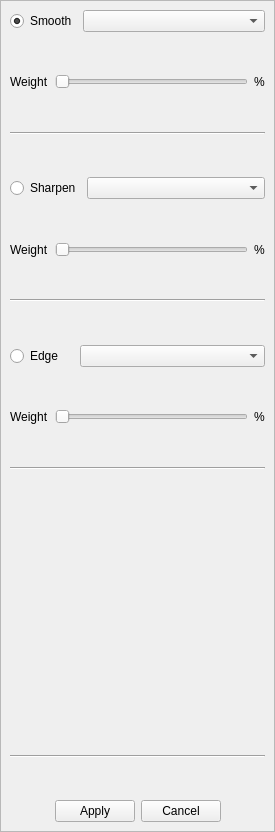
Above: src/filtermenu.ui from mattykakes/qcvTouchUp before the change. Below: the same form after it.
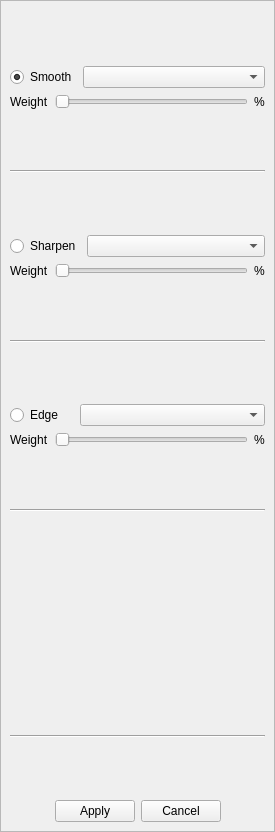
That is the form after the change. Icons and pictures are not drawn.

```diff
--- a/src/filtermenu.ui
+++ b/src/filtermenu.ui
@@ -11,7 +11,7 @@
    </rect>
   </property>
   <property name="sizePolicy">
-   <sizepolicy hsizetype="Fixed" vsizetype="Expanding">
+   <sizepolicy hsizetype="Preferred" vsizetype="Preferred">
     <horstretch>0</horstretch>
     <verstretch>0</verstretch>
    </sizepolicy>
@@ -44,6 +44,19 @@
     </rect>
    </property>
    <layout class="QVBoxLayout" name="verticalLayout">
+    <item>
+     <spacer name="verticalSpacer_3">
+      <property name="orientation">
+       <enum>Qt::Vertical</enum>
+      </property>
+      <property name="sizeHint" stdset="0">
+       <size>
+        <width>20</width>
+        <height>40</height>
+       </size>
+      </property>
+     </spacer>
+    </item>
     <item>
      <layout class="QHBoxLayout" name="horizontalLayout_SmoothCombo">
       <item>
@@ -74,19 +87,6 @@
       </item>
      </layout>
     </item>
-    <item>
-     <spacer name="verticalSpacer_3">
-      <property name="orientation">
-       <enum>Qt::Vertical</enum>
-      </property>
-      <property name="sizeHint" stdset="0">
-       <size>
-        <width>20</width>
-        <height>40</height>
-       </size>
-      </property>
-     </spacer>
-    </item>
     <item>
      <layout class="QHBoxLayout" name="horizontalLayout_SmoothWeight">
       <item>
@@ -104,6 +104,9 @@
         <property name="maximum">
          <number>100</number>
         </property>
+        <property name="pageStep">
+         <number>3</number>
+        </property>
         <property name="tracking">
          <bool>false</bool>
         </property>
@@ -184,19 +187,6 @@
       </item>
      </layout>
     </item>
-    <item>
-     <spacer name="verticalSpacer_5">
-      <property name="orientation">
-       <enum>Qt::Vertical</enum>
-      </property>
-      <property name="sizeHint" stdset="0">
-       <size>
-        <width>20</width>
-        <height>40</height>
-       </size>
-      </property>
-     </spacer>
-    </item>
     <item>
      <layout class="QHBoxLayout" name="horizontalLayout_SharpenWeight">
       <item>
@@ -214,6 +204,9 @@
         <property name="maximum">
          <number>100</number>
         </property>
+        <property name="pageStep">
+         <number>3</number>
+        </property>
         <property name="tracking">
          <bool>false</bool>
         </property>
@@ -294,19 +287,6 @@
       </item>
      </layout>
     </item>
-    <item>
-     <spacer name="verticalSpacer_8">
-      <property name="orientation">
-       <enum>Qt::Vertical</enum>
-      </property>
-      <property name="sizeHint" stdset="0">
-       <size>
-        <width>20</width>
-        <height>40</height>
-       </size>
-      </property>
-     </spacer>
-    </item>
     <item>
      <layout class="QHBoxLayout" name="horizontalLayout_EdgeWeight">
       <item>
@@ -405,14 +385,14 @@
         </property>
         <property name="minimumSize">
          <size>
-          <width>200</width>
-          <height>200</height>
+          <width>100</width>
+          <height>100</height>
          </size>
         </property>
         <property name="maximumSize">
          <size>
-          <width>200</width>
-          <height>200</height>
+          <width>120</width>
+          <height>120</height>
          </size>
         </property>
         <property name="text">
```
